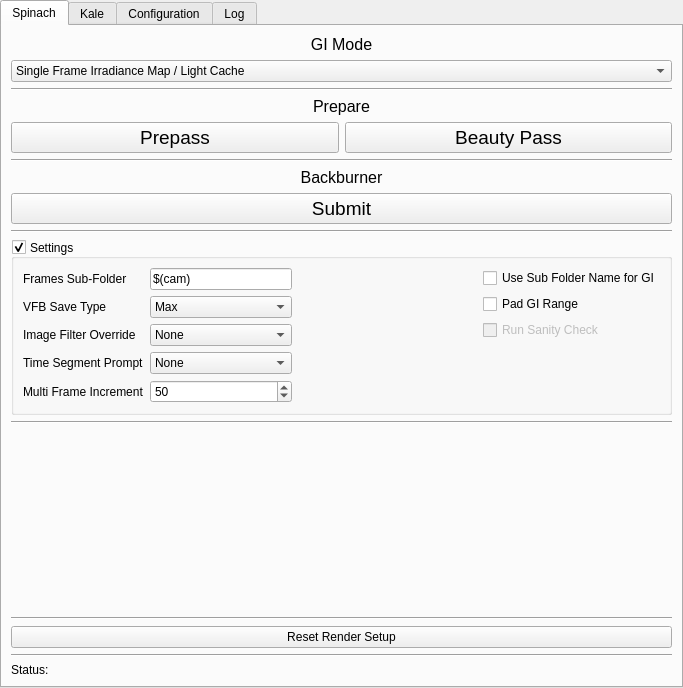
Qt form src/renderFarmingMainWidget.ui (stephensmitchell-forks/renderFarming) before a commit.
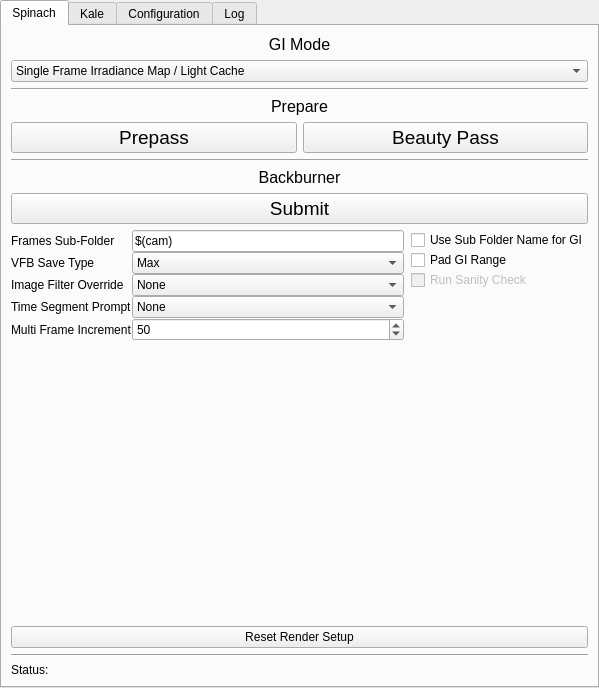
The same form after that commit. Custom widgets are drawn as their Qt base class.

Commit message: QMaxRollout functional

What changed in the file:
```diff
--- a/src/renderFarmingMainWidget.ui
+++ b/src/renderFarmingMainWidget.ui
@@ -9,7 +9,7 @@
    <rect>
     <x>0</x>
     <y>0</y>
-    <width>683</width>
+    <width>599</width>
     <height>688</height>
    </rect>
   </property>
@@ -229,24 +229,26 @@
      </widget>
     </item>
     <item>
-     <widget class="Line" name="line_2">
-      <property name="orientation">
-       <enum>Qt::Horizontal</enum>
-      </property>
-     </widget>
-    </item>
-    <item>
-     <widget class="QMaxRollup" name="sp_settings_gb">
-      <property name="title">
+     <widget class="QMaxRollout" name="sp_settings_mro" native="true">
+      <property name="title" stdset="0">
        <string>Settings</string>
       </property>
-      <property name="alignment">
-       <set>Qt::AlignLeading|Qt::AlignLeft|Qt::AlignVCenter</set>
-      </property>
-      <property name="checkable">
-       <bool>true</bool>
-      </property>
       <layout class="QVBoxLayout" name="verticalLayout_5">
+       <property name="spacing">
+        <number>0</number>
+       </property>
+       <property name="leftMargin">
+        <number>0</number>
+       </property>
+       <property name="topMargin">
+        <number>0</number>
+       </property>
+       <property name="rightMargin">
+        <number>0</number>
+       </property>
+       <property name="bottomMargin">
+        <number>0</number>
+       </property>
        <item>
         <layout class="QHBoxLayout" name="sp_settings_hl">
          <item>
@@ -498,12 +500,6 @@
            <property name="orientation">
             <enum>Qt::Horizontal</enum>
            </property>
-           <property name="sizeHint" stdset="0">
-            <size>
-             <width>40</width>
-             <height>20</height>
-            </size>
-           </property>
           </spacer>
          </item>
          <item>
@@ -554,13 +550,6 @@
       </layout>
      </widget>
     </item>
-    <item>
-     <widget class="Line" name="line_4">
-      <property name="orientation">
-       <enum>Qt::Horizontal</enum>
-      </property>
-     </widget>
-    </item>
     <item>
      <spacer name="verticalSpacer_2">
       <property name="orientation">
@@ -574,13 +563,6 @@
       </property>
      </spacer>
     </item>
-    <item>
-     <widget class="Line" name="line_5">
-      <property name="orientation">
-       <enum>Qt::Horizontal</enum>
-      </property>
-     </widget>
-    </item>
     <item>
      <widget class="QPushButton" name="sp_reset_btn">
       <property name="enabled">
@@ -1284,9 +1266,9 @@
  </widget>
  <customwidgets>
   <customwidget>
-   <class>QMaxRollup</class>
-   <extends>QGroupBox</extends>
-   <header>qmaxrollup.h</header>
+   <class>QMaxRollout</class>
+   <extends>QWidget</extends>
+   <header>qmaxrollout.h</header>
    <container>1</container>
   </customwidget>
  </customwidgets>
```
Left out of the diff: 15 changed lines with no effect on the pictures. The commit also changes 2 other files.
